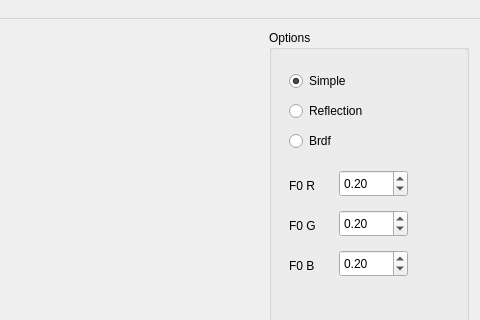
Old version of the form ViewerPBS/main_window.ui in the repository MNXANL/FRR-MIRI; both pictures show x 347 to 827 and y 0 to 320 of the 827 by 629 pixel window.
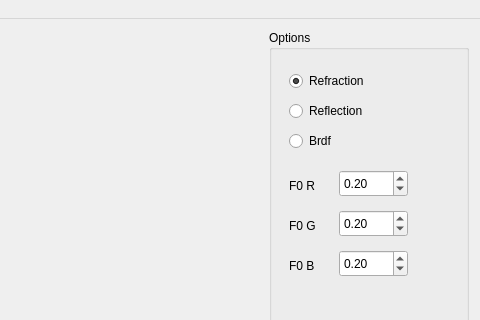
New version of the form. Custom widgets are drawn as their Qt base class.

Diff of the .ui file:
```diff
--- a/ViewerPBS/main_window.ui
+++ b/ViewerPBS/main_window.ui
@@ -218,7 +218,7 @@
           <enum>Qt::CustomContextMenu</enum>
          </property>
          <property name="text">
-          <string>Simple</string>
+          <string>Refraction</string>
          </property>
          <property name="checked">
           <bool>true</bool>
```
Left out of the diff: 8 changed lines with no effect on the pictures.
